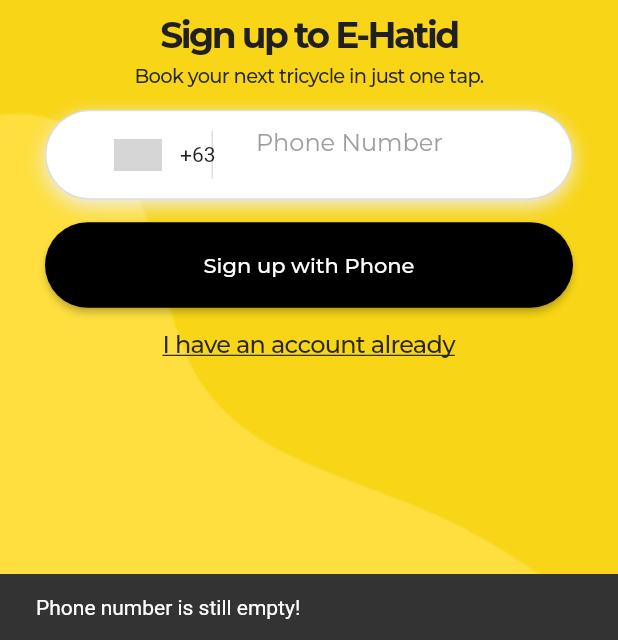
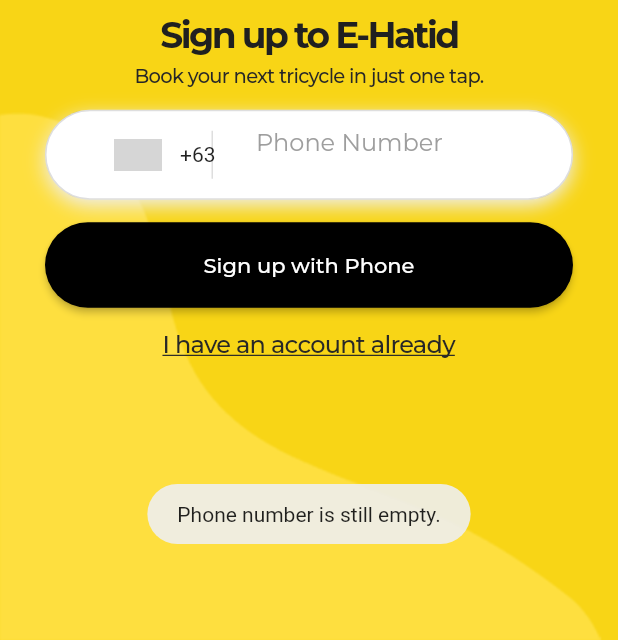
Before and after one commit to kryzlerahne/E-Hatid-Passenger-App, a Flutter app: the SignUp screen opened directly, after a tap on "Sign up with Phone", on a phone screen of 412 x 824 dp, the part 596-1236 px from its top. Run offline on Flutter 3.47's test engine with Material 2 defaults, Android fonts, the light colour scheme and no system bars; drawn by our look-alikes of intl_phone_number_input; our stand-ins replace animate_do, assets_audio_player, audioplayers, cloud_firestore, curved_navigation_bar, email_validator and 19 more; missing offline and left inert: flutter_geofire, flutter_polyline_points; accounts and stored records are empty; grey boxes are pictures that could not be loaded.

Commit message:
Updated Registration Page

```diff
--- a/lib/Screens/Registration/sign_up.dart
+++ b/lib/Screens/Registration/sign_up.dart
@@ -4,6 +4,7 @@
 import 'package:ehatid_passenger_app/Screens/OTP/otp_verification.dart';
 import 'package:ehatid_passenger_app/main_page.dart';
 import 'package:flutter/material.dart';
+import 'package:fluttertoast/fluttertoast.dart';
 import 'package:intl_phone_number_input/intl_phone_number_input.dart';
 
 
@@ -133,11 +134,7 @@
                                         fontFamily: 'Montserrat',
                                         fontSize: 16,
                                         fontWeight: FontWeight.w400,
-                                      ),/*
-                                      prefix: Padding(
-                                        padding: EdgeInsets.all(4),
-                                        child: Text(dialCodeDigits),
-                                      )*/
+                                      )
                                   ),
                                 ),
                                 Positioned(
@@ -158,18 +155,11 @@
                       FadeInDown(
                         child: MaterialButton(
                           onPressed: (){
-                            if(phoneController.text.isEmpty) {
-                              ScaffoldMessenger.of(context).showSnackBar(
-                                SnackBar(
-                                    content: Text("Phone number is still empty!")
-                                ),
-                              );
+                            if(phoneController.text.isEmpty)
+                            {
+                              Fluttertoast.showToast(msg: "Phone number is still empty.");
                             } else if(phoneController.text.length != 10) {
-                              ScaffoldMessenger.of(context).showSnackBar(
-                                SnackBar(
-                                    content: Text("Invalid phone number!")
-                                ),
-                              );
+                              Fluttertoast.showToast(msg: "Invalid phone number.");
                             } else {
                               Navigator.push(context,
                                   MaterialPageRoute(builder: (context) => OtpBody(
--- a/lib/rate_driver_screen.dart
+++ b/lib/rate_driver_screen.dart
@@ -135,7 +135,7 @@
                       RestartWidget.restartApp(context);
                     }
 
-                    Fluttertoast.showToast(msg: "Please restart the app now.");
+                    Fluttertoast.showToast(msg: "Thank you for booking. Keep safe!");
                   });
                 },
                 shape: RoundedRectangleBorder(
```
Also changed, not shown: lib/Screens/Login/components/register.dart (+58 -26 lines).
